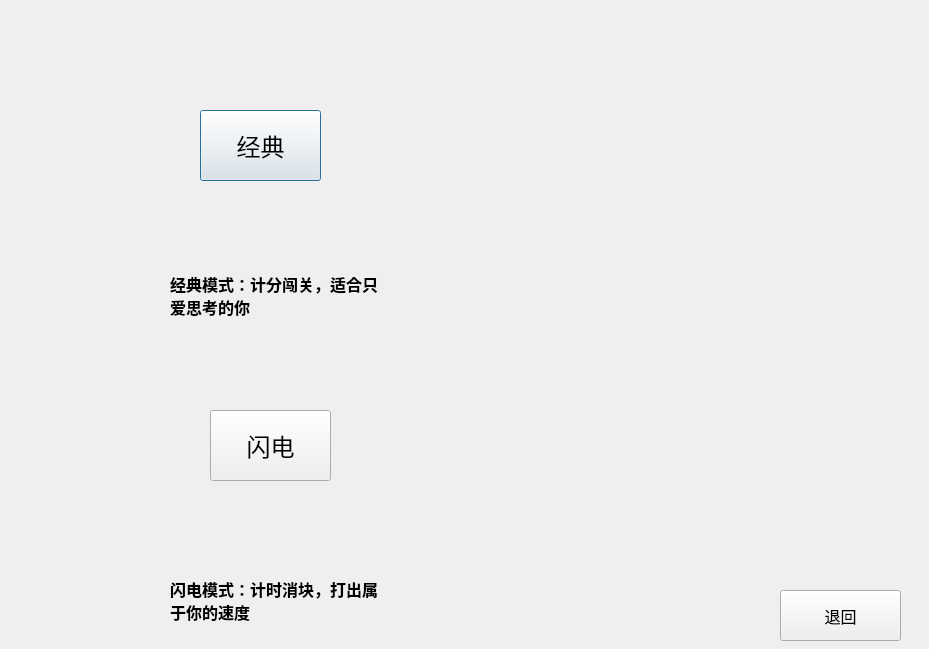
The window that BejeweledSln/CGameMode.ui (lwyer/BejeweledSln) describes before a commit, drawn with Qt 5.
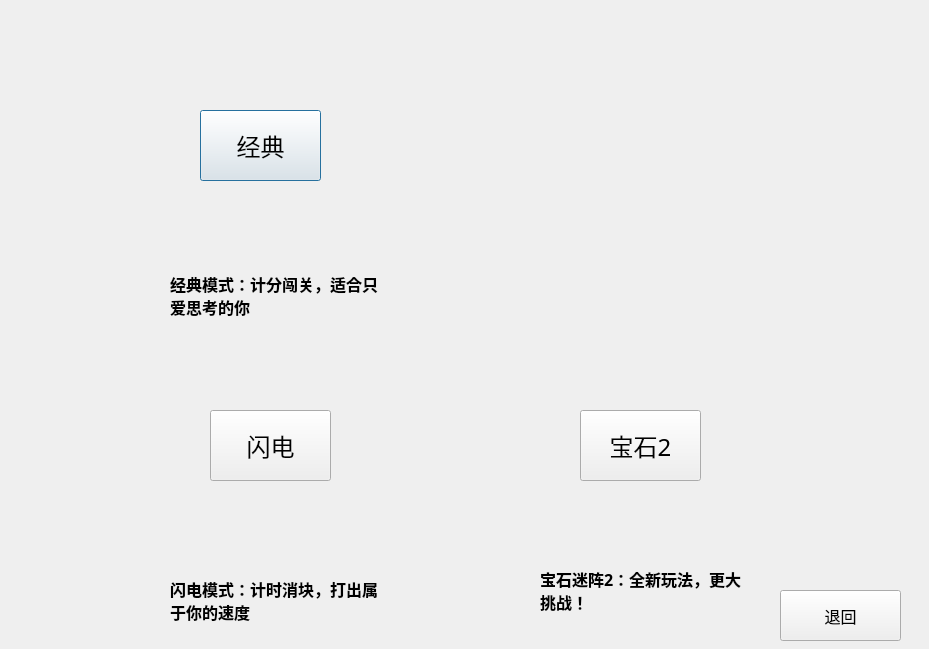
The same window after the commit. Icons and pictures are not drawn.

Commit message: 张星宇 6/9 加入宝石2新玩法

```diff
--- a/BejeweledSln/CGameMode.ui
+++ b/BejeweledSln/CGameMode.ui
@@ -166,6 +166,65 @@
     <string>退回</string>
    </property>
   </widget>
+  <widget class="QLabel" name="classic_3">
+   <property name="geometry">
+    <rect>
+     <x>540</x>
+     <y>360</y>
+     <width>201</width>
+     <height>191</height>
+    </rect>
+   </property>
+   <property name="styleSheet">
+    <string notr="true">image: url(:/new/prefix1/image/config.png);</string>
+   </property>
+   <property name="text">
+    <string/>
+   </property>
+  </widget>
+  <widget class="QLabel" name="label_4">
+   <property name="geometry">
+    <rect>
+     <x>540</x>
+     <y>550</y>
+     <width>211</width>
+     <height>81</height>
+    </rect>
+   </property>
+   <property name="font">
+    <font>
+     <family>Adobe Devanagari</family>
+     <pointsize>12</pointsize>
+     <weight>75</weight>
+     <bold>true</bold>
+    </font>
+   </property>
+   <property name="text">
+    <string>宝石迷阵2：全新玩法，更大挑战！</string>
+   </property>
+   <property name="wordWrap">
+    <bool>true</bool>
+   </property>
+  </widget>
+  <widget class="QPushButton" name="jewel2">
+   <property name="geometry">
+    <rect>
+     <x>580</x>
+     <y>410</y>
+     <width>121</width>
+     <height>71</height>
+    </rect>
+   </property>
+   <property name="font">
+    <font>
+     <family>Adobe Devanagari</family>
+     <pointsize>18</pointsize>
+    </font>
+   </property>
+   <property name="text">
+    <string>宝石2</string>
+   </property>
+  </widget>
  </widget>
  <resources/>
  <connections>
```
Left out of the diff: 17 changed lines with no effect on the pictures. The commit also changes 55 other files.
